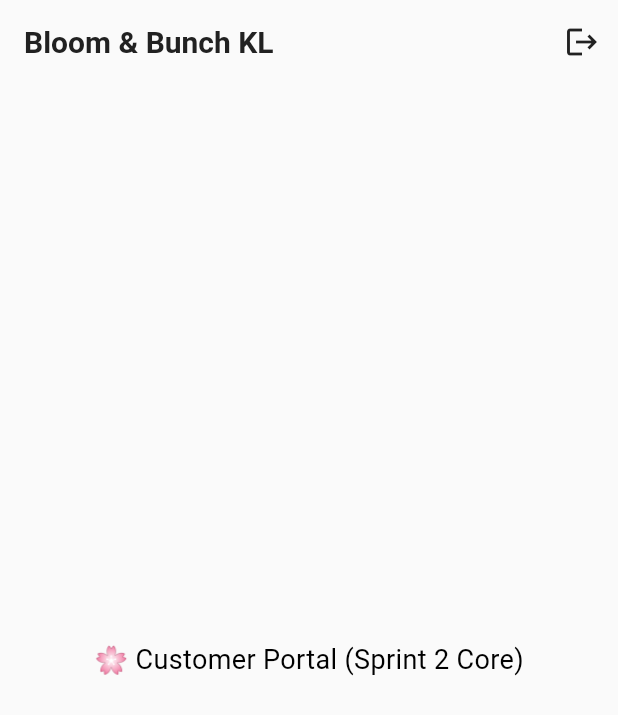
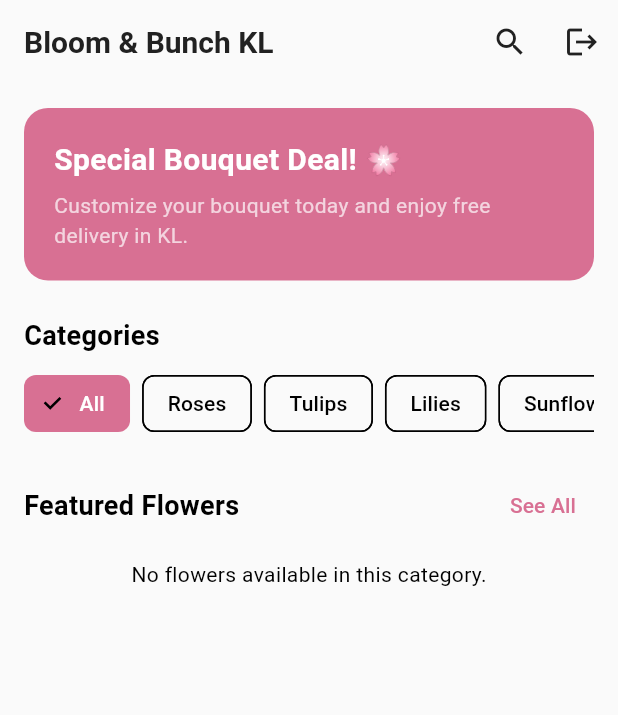
Before and after one commit to najmizakaria/bloom_and_bunch_kl, a Flutter app: the screen it shows once a user with an empty profile is signed in, on a phone screen of 412 x 824 dp. Shown: the top 715 px of the screen. Run offline on Flutter 3.47's test engine with Material 3 defaults, Android fonts, the phone set to English and light mode, and no system bars; our stand-ins replace cloud_firestore, firebase_auth, firebase_core; accounts and stored records are empty.

Commit message:
Sprint 2

```diff
--- a/lib/features/auth/screens/auth_gate.dart
+++ b/lib/features/auth/screens/auth_gate.dart
@@ -6,7 +6,7 @@ import '../../../models/user_model.dart';
 import 'login_screen.dart';
 
 // Placeholder dashboards (we will replace these with full features in later sprints)
-import '../../customer/customer_home_screen.dart';
+import '../../customer/screens/customer_home_screen.dart';
 import '../../florist/florist_dashboard_screen.dart';
 import '../../rider/rider_dashboard_screen.dart';
 import '../../admin/admin_dashboard_screen.dart';
--- a/lib/features/customer/customer_home_screen.dart
+++ /dev/null
@@ -1,24 +0,0 @@
-import 'package:flutter/material.dart';
-import '../../core/services/auth_service.dart';
-
-class CustomerHomeScreen extends StatelessWidget {
-  const CustomerHomeScreen({super.key});
-
-  @override
-  Widget build(BuildContext context) {
-    return Scaffold(
-      appBar: AppBar(
-        title: const Text('Bloom & Bunch KL'),
-        actions: [
-          IconButton(
-            icon: const Icon(Icons.logout),
-            onPressed: () => AuthService().signOut(),
-          ),
-        ],
-      ),
-      body: const Center(
-        child: Text('🌸 Customer Portal (Sprint 2 Core)', style: TextStyle(fontSize: 18)),
-      ),
-    );
-  }
-}
--- /dev/null
+++ b/lib/features/customer/screens/customer_home_screen.dart
@@ -0,0 +1,223 @@
+import 'package:flutter/material.dart';
+import 'package:cloud_firestore/cloud_firestore.dart';
+import '../../../core/services/auth_service.dart';
+import '../../../models/flower_model.dart';
+import 'flower_catalogue_screen.dart';
+import 'flower_detail_screen.dart';
+
+class CustomerHomeScreen extends StatefulWidget {
+  const CustomerHomeScreen({super.key});
+
+  @override
+  State<CustomerHomeScreen> createState() => _CustomerHomeScreenState();
+}
+
+class _CustomerHomeScreenState extends State<CustomerHomeScreen> {
+  final List<String> categories = ['All', 'Roses', 'Tulips', 'Lilies', 'Sunflowers'];
+  String selectedCategory = 'All';
+
+  @override
+  Widget build(BuildContext context) {
+    return Scaffold(
+      appBar: AppBar(
+        title: const Text('Bloom & Bunch KL', style: TextStyle(fontWeight: FontWeight.bold)),
+        actions: [
+          IconButton(
+            icon: const Icon(Icons.search),
+            onPressed: () {
+              Navigator.push(
+                context,
+                MaterialPageRoute(builder: (_) => const FlowerCatalogueScreen()),
+              );
+            },
+          ),
+          IconButton(
+            icon: const Icon(Icons.logout),
+            onPressed: () => AuthService().signOut(),
+          ),
+        ],
+      ),
+      body: SingleChildScrollView(
+        padding: const EdgeInsets.all(16.0),
+        child: Column(
+          crossAxisAlignment: CrossAxisAlignment.start,
+          children: [
+            // Promotional Banner
+            Container(
+              width: double.infinity,
+              padding: const EdgeInsets.all(20),
+              decoration: BoxDecoration(
+                color: const Color(0xFFD87093),
+                borderRadius: BorderRadius.circular(16),
+              ),
+              child: Column(
+                crossAxisAlignment: CrossAxisAlignment.start,
+                children: const [
+                  Text(
+                    'Special Bouquet Deal! 🌸',
+                    style: TextStyle(color: Colors.white, fontSize: 20, fontWeight: FontWeight.bold),
+                  ),
+                  SizedBox(height: 6),
+                  Text(
+                    'Customize your bouquet today and enjoy free delivery in KL.',
+                    style: TextStyle(color: Colors.white70, fontSize: 14),
+                  ),
+                ],
+              ),
+            ),
+            const SizedBox(height: 24),
+
+            // Categories Header
+            const Text(
+              'Categories',
+              style: TextStyle(fontSize: 18, fontWeight: FontWeight.bold),
+            ),
+            const SizedBox(height: 12),
+
+            // Category Chips
+            SizedBox(
+              height: 40,
+              child: ListView.builder(
+                scrollDirection: Axis.horizontal,
+                itemCount: categories.length,
+                itemBuilder: (context, index) {
+                  final cat = categories[index];
+                  final isSelected = selectedCategory == cat;
+                  return Padding(
+                    padding: const EdgeInsets.only(right: 8.0),
+                    child: ChoiceChip(
+                      label: Text(cat),
+                      selected: isSelected,
+                      selectedColor: const Color(0xFFD87093),
+                      labelStyle: TextStyle(
+                        color: isSelected ? Colors.white : Colors.black,
+                      ),
+                      onSelected: (bool selected) {
+                        setState(() {
+                          selectedCategory = cat;
+                        });
+                      },
+                    ),
+                  );
+                },
+              ),
+            ),
+            const SizedBox(height: 24),
+
+            // Featured Products Header
+            Row(
+              mainAxisAlignment: MainAxisAlignment.spaceBetween,
+              children: [
+                const Text(
+                  'Featured Flowers',
+                  style: TextStyle(fontSize: 18, fontWeight: FontWeight.bold),
+                ),
+                TextButton(
+                  onPressed: () {
+                    Navigator.push(
+                      context,
+                      MaterialPageRoute(builder: (_) => const FlowerCatalogueScreen()),
+                    );
+                  },
+                  child: const Text('See All', style: TextStyle(color: Color(0xFFD87093))),
+                )
+              ],
+            ),
+            const SizedBox(height: 12),
+
+            // Firestore Flowers Grid
+            StreamBuilder<QuerySnapshot>(
+              stream: selectedCategory == 'All'
+                  ? FirebaseFirestore.instance.collection('flowers').snapshots()
+                  : FirebaseFirestore.instance
+                      .collection('flowers')
+                      .where('category', isEqualTo: selectedCategory)
+                      .snapshots(),
+              builder: (context, snapshot) {
+                if (snapshot.connectionState == ConnectionState.waiting) {
+                  return const Center(child: CircularProgressIndicator());
+                }
+
+                if (!snapshot.hasData || snapshot.data!.docs.isEmpty) {
+                  return const Center(child: Text('No flowers available in this category.'));
+                }
+
+                final docs = snapshot.data!.docs;
+
+                return GridView.builder(
+                  shrinkWrap: true,
+                  physics: const NeverScrollableScrollPhysics(),
+                  gridDelegate: const SliverGridDelegateWithFixedCrossAxisCount(
+                    crossAxisCount: 2,
+                    childAspectRatio: 0.75,
+                    crossAxisSpacing: 12,
+                    mainAxisSpacing: 12,
+                  ),
+                  itemCount: docs.length,
+                  itemBuilder: (context, index) {
+                    final flower = FlowerModel.fromMap(
+                      docs[index].data() as Map<String, dynamic>,
+                      docs[index].id,
+                    );
+
+                    return GestureDetector(
+                      onTap: () {
+                        Navigator.push(
+                          context,
+                          MaterialPageRoute(
+                            builder: (_) => FlowerDetailScreen(flower: flower),
+                          ),
+                        );
+                      },
+                      child: Card(
+                        shape: RoundedRectangleBorder(borderRadius: BorderRadius.circular(12)),
+                        elevation: 2,
+                        child: Column(
+                          crossAxisAlignment: CrossAxisAlignment.start,
+                          children: [
+                            Expanded(
+                              child: ClipRRect(
+                                borderRadius: const BorderRadius.vertical(top: Radius.circular(12)),
+                                child: flower.imageUrl.isNotEmpty
+                                    ? Image.network(
+                                        flower.imageUrl,
+                                        width: double.infinity,
+                                        fit: BoxFit.cover,
+                                        errorBuilder: (_, __, ___) => const Icon(Icons.local_florist, size: 50),
+                                      )
+                                    : const Icon(Icons.local_florist, size: 50),
+                              ),
+                            ),
+                            Padding(
+                              padding: const EdgeInsets.all(8.0),
+                              child: Column(
+                                crossAxisAlignment: CrossAxisAlignment.start,
+                                children: [
+                                  Text(
+                                    flower.name,
+                                    style: const TextStyle(fontWeight: FontWeight.bold, fontSize: 14),
+                                    maxLines: 1,
+                                    overflow: TextOverflow.ellipsis,
+                                  ),
+                                  const SizedBox(height: 4),
+                                  Text(
+                                    'RM ${flower.pricePerStem.toStringAsFixed(2)} / stem',
+                                    style: const TextStyle(color: Color(0xFFD87093), fontWeight: FontWeight.bold),
+                                  ),
+                                ],
+                              ),
+                            )
+                          ],
+                        ),
+                      ),
+                    );
+                  },
+                );
+              },
+            ),
+          ],
+        ),
+      ),
+    );
+  }
+}
```
Also changed, not shown: lib/features/customer/screens/flower_catalogue_screen.dart (added, +138 -0 lines), lib/features/customer/screens/flower_detail_screen.dart (added, +106 -0 lines).
